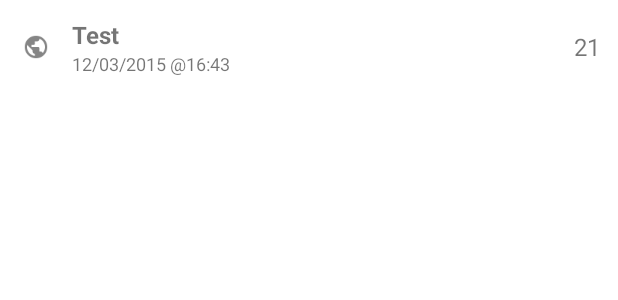
After one commit to turgutsaricam/TrendCatcher, an Android app: the layout show_streams_item.xml on its own in the app's theme, with its tools: preview values and no code run, on a phone screen of 412 x 824 dp. The commit adds this screen. Shown: the top 300 px of the screen. Run offline under Robolectric (Android 15) with nearby library versions, the phone set to English and light mode, and no system bars.

Commit message:
ShowStreamsFragment added.
+ Show boundaries icon not available for now

```diff
--- a/app/src/main/java/com/turgutsaricam/trendcatcher/NavigationDrawerFragment.java
+++ b/app/src/main/java/com/turgutsaricam/trendcatcher/NavigationDrawerFragment.java
@@ -325,6 +325,7 @@ public class NavigationDrawerFragment extends Fragment {
             "Profile Photos",
             "Tweet Photos",
             "Show Tweets",
+            "Show Streams",
             "Import DB",
             "Export DB"
     };
@@ -334,6 +335,7 @@ public class NavigationDrawerFragment extends Fragment {
             R.drawable.ic_image,
             R.drawable.ic_image,
             R.drawable.ic_chat,
+            0,
             0,
             0
     };
--- /dev/null
+++ b/app/src/main/res/layout/show_streams_item.xml
@@ -0,0 +1,53 @@
+<?xml version="1.0" encoding="utf-8"?>
+<RelativeLayout xmlns:android="http://schemas.android.com/apk/res/android"
+    android:layout_width="match_parent"
+    android:layout_height="wrap_content">
+
+    <LinearLayout
+        android:layout_width="wrap_content"
+        android:layout_height="wrap_content"
+        android:id="@+id/llContainer"
+        android:layout_alignParentLeft="true"
+        android:layout_marginLeft="48dp"
+        android:layout_centerVertical="true"
+        android:layout_marginTop="12dp"
+        android:layout_marginBottom="12dp"
+        android:layout_marginRight="12dp"
+        android:orientation="vertical">
+
+        <TextView
+            android:layout_width="wrap_content"
+            android:layout_height="wrap_content"
+            android:id="@+id/tvStreamTweetCount"
+            android:text="Test"
+            android:textSize="16sp"
+            android:textStyle="bold" />
+
+        <TextView
+            android:layout_width="wrap_content"
+            android:layout_height="wrap_content"
+            android:id="@+id/tvStreamCreatedAt"
+            android:textSize="12sp"
+            android:text="12/03/2015 @16:43" />
+    </LinearLayout>
+
+    <TextView
+        android:layout_width="wrap_content"
+        android:layout_height="wrap_content"
+        android:layout_alignParentRight="true"
+        android:layout_marginRight="12dp"
+        android:text="21"
+        android:id="@+id/tvStreamId"
+        android:layout_centerVertical="true"
+        android:textSize="16sp" />
+
+    <ImageView
+        android:layout_width="24dp"
+        android:layout_height="24dp"
+        android:id="@+id/ivShowBoundaries"
+        android:src="@drawable/ic_action_world"
+        android:layout_centerVertical="true"
+        android:layout_alignParentLeft="true"
+        android:layout_marginLeft="12dp" />
+
+</RelativeLayout>
```
Also changed, not shown: app/src/main/java/com/turgutsaricam/trendcatcher/DBAdapterStreamSession.java (+8 -0 lines), app/src/main/java/com/turgutsaricam/trendcatcher/MainActivity.java (+6 -2 lines), app/src/main/java/com/turgutsaricam/trendcatcher/ShowStreamsFragment.java (added, +182 -0 lines), app/src/main/res/layout/show_streams_fragment.xml (added, +12 -0 lines), app/src/main/res/drawable-hdpi/ic_action_world.png (added), app/src/main/res/drawable-mdpi/ic_action_world.png (added), app/src/main/res/drawable-xhdpi/ic_action_world.png (added), app/src/main/res/drawable-xxhdpi/ic_action_world.png (added).
